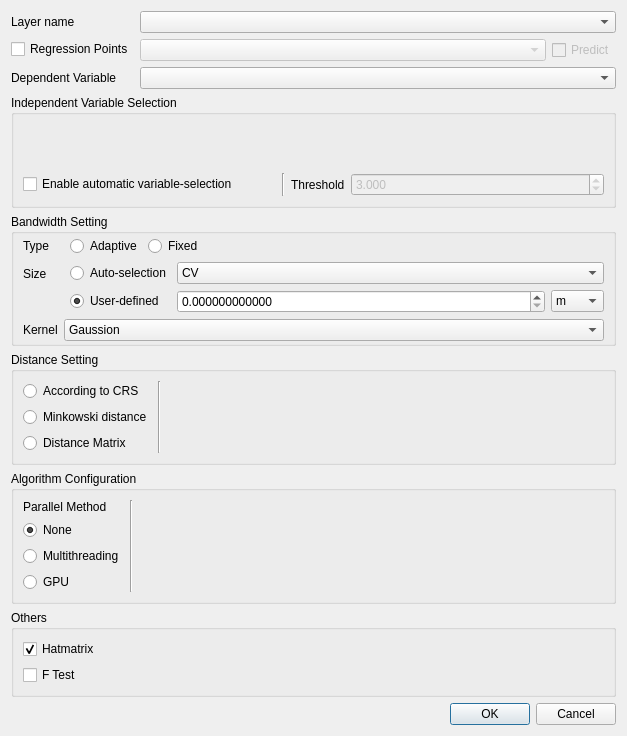
Before: the Qt Designer form gwmgwroptionsdialog.ui in GWmodel-Lab/GWmodelS, drawn with Qt 5.
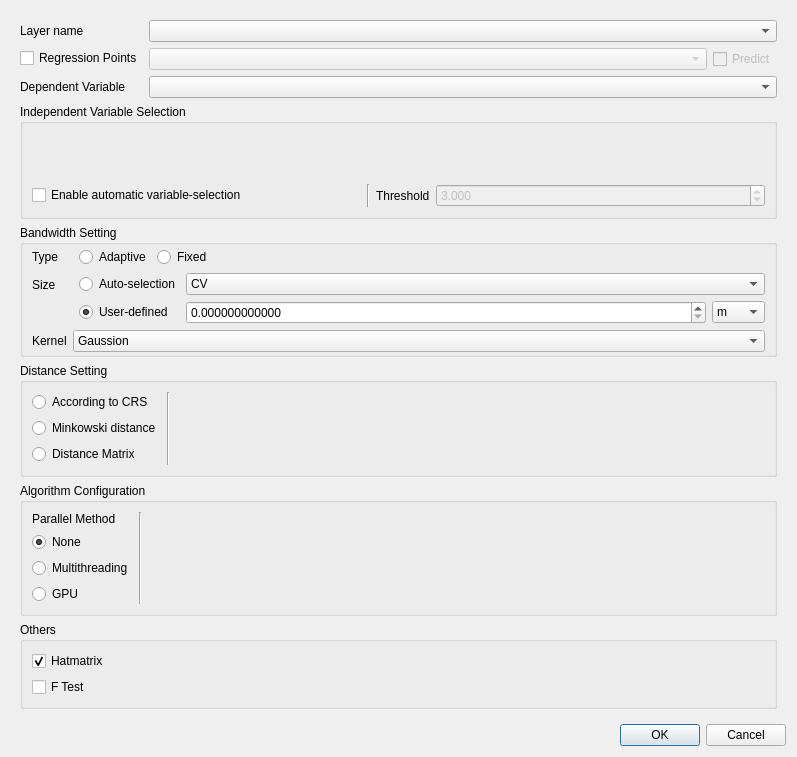
After: the same form once the commit is applied. Custom widgets are drawn as their Qt base class.

Commit message: 增加了GWR界面滑动条

Patch:
```diff
--- a/gwmgwroptionsdialog.ui
+++ b/gwmgwroptionsdialog.ui
@@ -6,14 +6,35 @@
    <rect>
     <x>0</x>
     <y>0</y>
-    <width>627</width>
-    <height>736</height>
+    <width>797</width>
+    <height>757</height>
    </rect>
   </property>
   <property name="windowTitle">
    <string>GWR Configure</string>
   </property>
-  <layout class="QVBoxLayout" name="verticalLayout_3" stretch="0,1,0,0,0,0,0">
+  <layout class="QVBoxLayout" name="verticalLayout_3" stretch="0,0">
+   <item>
+    <widget class="QScrollArea" name="scrollArea">
+     <property name="frameShape">
+      <enum>QFrame::NoFrame</enum>
+     </property>
+     <property name="lineWidth">
+      <number>0</number>
+     </property>
+     <property name="widgetResizable">
+      <bool>true</bool>
+     </property>
+     <widget class="QWidget" name="scrollAreaWidgetContents">
+      <property name="geometry">
+       <rect>
+        <x>0</x>
+        <y>0</y>
+        <width>775</width>
+        <height>698</height>
+       </rect>
+      </property>
+      <layout class="QVBoxLayout" name="verticalLayout_6">
    <item>
     <layout class="QFormLayout" name="formLayout_6">
      <item row="0" column="0">
@@ -776,6 +797,10 @@
        </widget>
       </item>
      </layout>
+        </widget>
+       </item>
+      </layout>
+     </widget>
     </widget>
    </item>
    <item>
```
Lines whose indentation alone changed are shown as unchanged. The commit also changes 2 other files.
